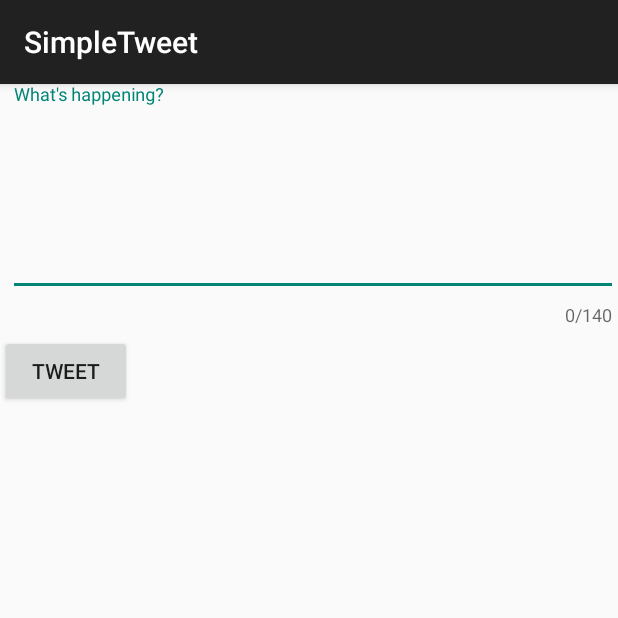
After one commit to sjkabore/SimpleTweet, an Android app: the ComposeActivity screen opened directly, with no data from a screen before it, on a phone screen of 412 x 824 dp, the top half of it. The commit adds this screen. Run offline under Robolectric (Android 15) with nearby library versions, the phone set to English and light mode, and no system bars; our stand-ins replace Room's generated code; libraries missing offline, so code that uses them is left out: com.codepath.asynchttpclient, com.facebook.stetho, org.parceler; 1 statement that could not run was skipped.

Commit message:
Completing part 2

```diff
--- a/app/src/main/AndroidManifest.xml
+++ b/app/src/main/AndroidManifest.xml
@@ -13,7 +13,8 @@
         android:icon="@drawable/ic_launcher"
         android:label="@string/app_name"
         android:theme="@style/AppTheme">
-        <activity android:name=".TimelineActivity"></activity>
+        <activity android:name=".ComposeActivity"></activity>
+        <activity android:name=".TimelineActivity" />
         <activity
             android:name=".LoginActivity"
             android:label="@string/app_name"
--- /dev/null
+++ b/app/src/main/java/com/codepath/apps/restclienttemplate/ComposeActivity.java
@@ -0,0 +1,84 @@
+package com.codepath.apps.restclienttemplate;
+
+import androidx.appcompat.app.AppCompatActivity;
+
+import android.content.Intent;
+import android.os.Bundle;
+import android.util.Log;
+import android.view.View;
+import android.widget.Button;
+import android.widget.EditText;
+import android.widget.Toast;
+
+import com.codepath.apps.restclienttemplate.models.Tweet;
+import com.codepath.asynchttpclient.callback.JsonHttpResponseHandler;
+
+import org.json.JSONException;
+import org.parceler.Parcels;
+
+import okhttp3.Headers;
+
+public class ComposeActivity extends AppCompatActivity {
+
+    public static final String TAG = "ComposeActivity";
+    public static final int MAX_TWEET_LENGTH = 140;
+
+    EditText etCompose;
+    Button btnTweet;
+
+    TwitterClient client;
+
+    @Override
+    protected void onCreate(Bundle savedInstanceState) {
+        super.onCreate(savedInstanceState);
+        setContentView(R.layout.activity_compose);
+
+        client = TwitterApp.getRestClient(this);
+
+        etCompose = findViewById(R.id.etCompose);
+        btnTweet = findViewById(R.id.btnTweet);
+
+        // Set click listener on button
+        btnTweet.setOnClickListener(new View.OnClickListener() {
+            @Override
+            public void onClick(View view) {
+                String tweetContent = etCompose.getText().toString();
+                if (tweetContent.isEmpty()) {
+                    Toast.makeText(ComposeActivity.this, "Sorry, your tweet cannot be empty", Toast.LENGTH_LONG).show();
+                    return;
+                }
+
+                if (tweetContent.length() > MAX_TWEET_LENGTH) {
+                    Toast.makeText(ComposeActivity.this, "Sorry, your tweet is too long", Toast.LENGTH_LONG).show();
+                    return;
+                }
+                Toast.makeText(ComposeActivity.this, tweetContent, Toast.LENGTH_LONG).show();
+                // Make an API call to Twitter to publish the tweet
+                client.publishTweet(tweetContent, new JsonHttpResponseHandler() {
+                    @Override
+                    public void onSuccess(int statusCode, Headers headers, JSON json) {
+                        Log.i(TAG, "onSuccess to publish tweet");
+                        try {
+                            Tweet tweet = Tweet.fromJson(json.jsonObject);
+                            Log.i(TAG, "Published tweet says: " + tweet.body);
+                            Intent intent = new Intent();
+                            intent.putExtra("tweet", Parcels.wrap(tweet));
+                            // set result code and bundle data for response
+                            setResult(RESULT_OK, intent);
+                            // closes the activity, pass data to parent
+                            finish();
+                        } catch (JSONException e) {
+                            Log.e(TAG, "There was an error: " + e);
+                            //e.printStackTrace();
+                        }
+                    }
+
+                    @Override
+                    public void onFailure(int statusCode, Headers headers, String response, Throwable throwable) {
+                        Log.e(TAG, "onFailure to publish tweet", throwable);
+                    }
+                });
+            }
+        });
+    }
+}
--- a/app/src/main/java/com/codepath/apps/restclienttemplate/TweetsAdapter.java
+++ b/app/src/main/java/com/codepath/apps/restclienttemplate/TweetsAdapter.java
@@ -66,17 +66,20 @@ public class TweetsAdapter extends RecyclerView.Adapter<TweetsAdapter.ViewHolder
         ImageView ivProfileImage;
         TextView tvBody;
         TextView tvScreenName;
+        TextView tvTimestamp;
 
         public ViewHolder(@NonNull View itemView) {
             super(itemView);
             ivProfileImage = itemView.findViewById(R.id.ivProfileImage);
             tvBody = itemView.findViewById(R.id.tvBody);
             tvScreenName = itemView.findViewById(R.id.tvScreenName);
+            tvTimestamp = itemView.findViewById(R.id.tvTimestamp);
         }
 
         public void bind(Tweet tweet) {
             tvBody.setText(tweet.body);
             tvScreenName.setText(tweet.user.screenName);
+            tvTimestamp.setText(tweet.getFormattedTimestamp());
             Glide.with(context).load(tweet.user.profileImageUrl).into(ivProfileImage);
         }
     }
--- /dev/null
+++ b/app/src/main/res/layout/activity_compose.xml
@@ -0,0 +1,42 @@
+<?xml version="1.0" encoding="utf-8"?>
+<RelativeLayout
+    xmlns:android="http://schemas.android.com/apk/res/android"
+    xmlns:app="http://schemas.android.com/apk/res-auto"
+    xmlns:tools="http://schemas.android.com/tools"
+    android:layout_width="match_parent"
+    android:layout_height="match_parent"
+    tools:context=".ComposeActivity">
+
+    <com.google.android.material.textfield.TextInputLayout
+        android:layout_width="match_parent"
+        android:layout_height="wrap_content"
+        app:counterEnabled="true"
+        app:counterMaxLength="140"
+        tools:ignore="MissingClass">
+
+        <EditText
+            android:id="@+id/etCompose"
+            android:layout_width="match_parent"
+            android:layout_height="wrap_content"
+            android:layout_alignParentStart="true"
+            android:layout_alignParentTop="true"
+            android:layout_marginStart="5dp"
+            android:layout_marginTop="5dp"
+            android:ems="10"
+            android:gravity="start|top"
+            android:hint="What's happening?"
+            android:inputType="textMultiLine"
+            android:minLines="5" />
+
+        <Button
+            android:id="@+id/btnTweet"
+            android:layout_width="wrap_content"
+            android:layout_height="wrap_content"
+            android:layout_below="@+id/etCompose"
+            android:layout_alignParentEnd="true"
+            android:layout_marginTop="5dp"
+            android:layout_marginEnd="5dp"
+            android:text="@string/tweet" />
+
+    </com.google.android.material.textfield.TextInputLayout>
+</RelativeLayout>
--- a/app/src/main/res/values/strings.xml
+++ b/app/src/main/res/values/strings.xml
@@ -5,5 +5,6 @@
     <string name="login_label">Log in</string>
     <string name="intent_scheme">oauth</string>
     <string name="intent_host">cprest</string>
+    <string name="tweet">Tweet</string>
 
 </resources>
```
Also changed, not shown: app/build.gradle (+10 -0 lines), app/src/main/java/com/codepath/apps/restclienttemplate/MyDatabase.java (+6 -1 lines), app/src/main/java/com/codepath/apps/restclienttemplate/TimeFormatter.java (added, +77 -0 lines), app/src/main/java/com/codepath/apps/restclienttemplate/TimelineActivity.java (+77 -1 lines), app/src/main/java/com/codepath/apps/restclienttemplate/TwitterClient.java (+8 -0 lines), app/src/main/java/com/codepath/apps/restclienttemplate/models/Tweet.java (+33 -2 lines), app/src/main/java/com/codepath/apps/restclienttemplate/models/TweetDao.java (added, +22 -0 lines), app/src/main/java/com/codepath/apps/restclienttemplate/models/TweetWithUser.java (added, +26 -0 lines), app/src/main/java/com/codepath/apps/restclienttemplate/models/User.java (+31 -0 lines), app/src/main/res/layout/item_tweet.xml (+12 -0 lines), app/src/main/res/menu/menu_main.xml (added, +10 -0 lines), 3 other files.
